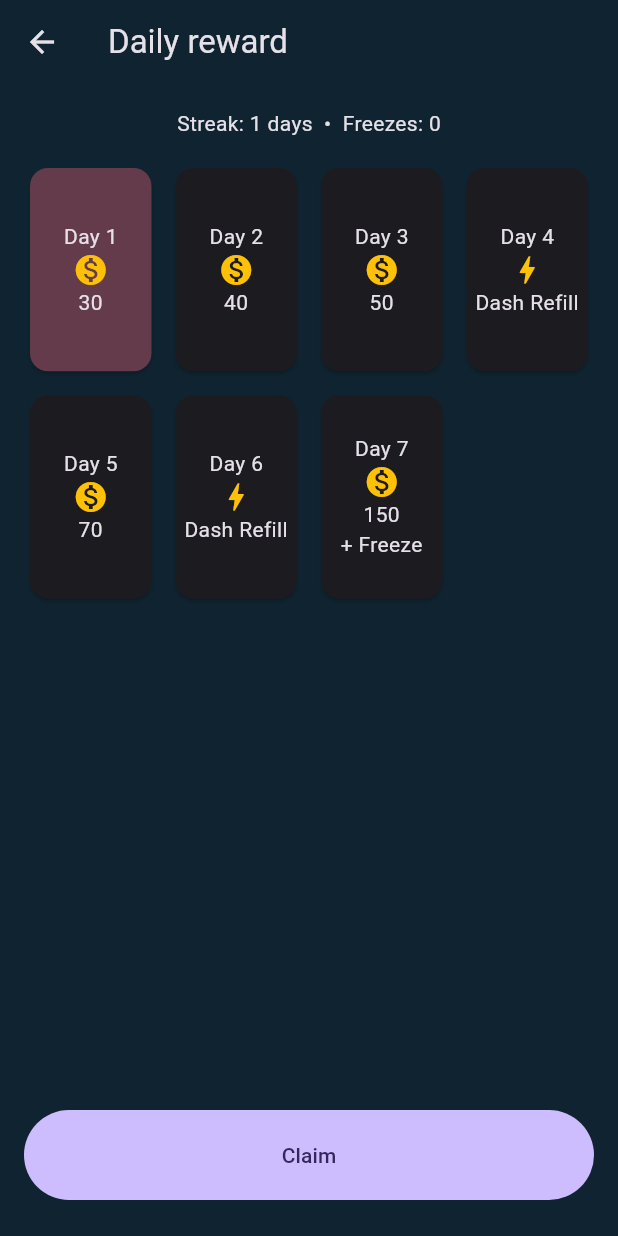
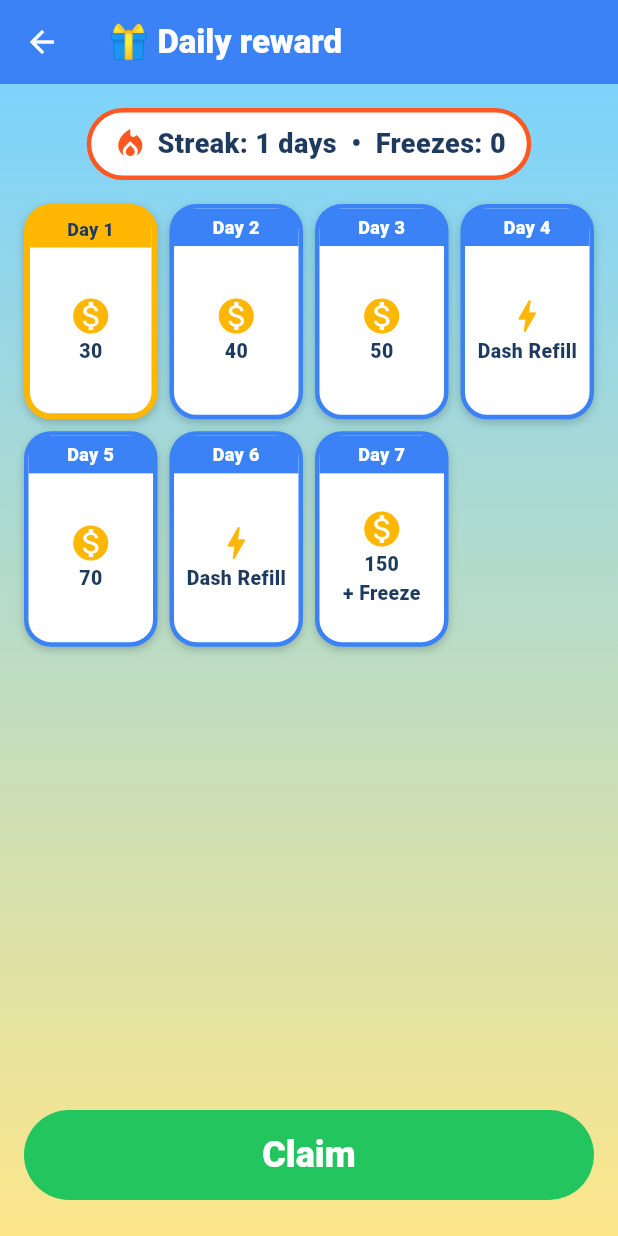
Before and after one commit to ya-spark/game-wingy, a Flutter app: the screen it shows after launch, after a tap on "Daily reward", on a phone screen of 412 x 824 dp. Run offline on Flutter 3.47's test engine with Material 3 defaults, Android fonts, the phone set to English and light mode, and no system bars; our stand-ins replace flutter_local_notifications, flutter_timezone, google_mobile_ads, in_app_purchase, shared_preferences, timezone and 1 more; missing offline and left inert: flame, games_services; statements that could not run were skipped.

Commit message:
Colorful daily reward, settings and shop screens (same kid-friendly style as challenges)
Co-Authored-By: Claude Sonnet 5.5 <noreply@anthropic.com>

```diff
--- a/lib/ui/daily_reward_screen.dart
+++ b/lib/ui/daily_reward_screen.dart
@@ -3,6 +3,7 @@ import 'package:flutter/material.dart';
 import '../core/retention/daily_reward.dart';
 import '../core/services.dart';
 import 'test_ids.dart';
+import 'widgets.dart';
 
 class DailyRewardScreen extends StatelessWidget {
   const DailyRewardScreen({super.key});
@@ -12,8 +13,16 @@ class DailyRewardScreen extends StatelessWidget {
     final s = ServicesScope.of(context);
     final profile = s.profile;
     return Scaffold(
-      appBar: AppBar(title: const Text('Daily reward')),
-      body: ListenableBuilder(
+      appBar: AppBar(
+        title: const Text(
+          '\u{1F381} Daily reward',
+          style: TextStyle(fontWeight: FontWeight.w900),
+        ),
+        backgroundColor: KidColors.ocean,
+        foregroundColor: Colors.white,
+      ),
+      body: KidPage(
+        child: ListenableBuilder(
           listenable: profile,
           builder: (context, _) {
             final today = profile.dailyRewardDayToClaim;
@@ -22,15 +31,17 @@ class DailyRewardScreen extends StatelessWidget {
             final claimedThrough = available
                 ? today
                 : (today == 0 ? DailyRewardEngine.cycleLength : today);
-          return SafeArea(
-            child: Padding(
+            return Padding(
               padding: const EdgeInsets.fromLTRB(16, 16, 16, 24),
               child: Column(
                 children: [
                   if (s.config.retention.streaks)
-                    Text(
+                    StatChip(
+                      key: TestIds.dailyStreak,
+                      icon: Icons.local_fire_department,
+                      color: Colors.deepOrange,
+                      label:
                           'Streak: ${profile.displayStreak} days  •  Freezes: ${profile.data.streak.freezes}',
-                      key: TestIds.dailyStreak,
                     ),
                   const SizedBox(height: 16),
                   Expanded(
@@ -42,33 +53,15 @@ class DailyRewardScreen extends StatelessWidget {
                       crossAxisSpacing: 8,
                       children: [
                         for (var i = 0; i < DailyRewardEngine.cycleLength; i++)
-                          Card(
+                          _DayCard(
                             key: TestIds.dailyDay(i),
-                            color: i < claimedThrough
-                                ? Theme.of(context).colorScheme.primaryContainer
-                                : (i == today && available
-                                      ? Theme.of(context)
-                                            .colorScheme
-                                            .tertiaryContainer
-                                      : null),
-                            child: Column(
-                              mainAxisAlignment: MainAxisAlignment.center,
-                              children: [
-                                Text('Day ${i + 1}'),
-                                Icon(
-                                  DailyRewardEngine.dashRefillsByDay[i] > 0
+                            day: i + 1,
+                            icon: DailyRewardEngine.dashRefillsByDay[i] > 0
                                 ? Icons.bolt
                                 : Icons.monetization_on,
-                                  color: Colors.amber,
-                                ),
-                                Text(
-                                  _rewardLabel(i),
-                                  textAlign: TextAlign.center,
-                                ),
-                                if (i < claimedThrough)
-                                  const Icon(Icons.check, size: 16),
-                              ],
-                            ),
+                            label: _rewardLabel(i),
+                            done: i < claimedThrough,
+                            today: i == today && available,
                           ),
                       ],
                     ),
@@ -79,6 +72,15 @@ class DailyRewardScreen extends StatelessWidget {
                     height: 60,
                     child: FilledButton(
                       key: TestIds.dailyClaim,
+                      style: FilledButton.styleFrom(
+                        backgroundColor: KidColors.mint,
+                        foregroundColor: Colors.white,
+                        textStyle: const TextStyle(
+                          fontSize: 24,
+                          fontWeight: FontWeight.w900,
+                        ),
+                        shape: const StadiumBorder(),
+                      ),
                       onPressed: available
                           ? () async {
                               final coins = await profile.claimDailyReward();
@@ -94,9 +96,9 @@ class DailyRewardScreen extends StatelessWidget {
                   ),
                 ],
               ),
-            ),
             );
           },
+        ),
       ),
     );
   }
@@ -111,3 +113,85 @@ String _rewardLabel(int day) {
   ];
   return parts.join('\n');
 }
+
+class _DayCard extends StatelessWidget {
+  const _DayCard({
+    super.key,
+    required this.day,
+    required this.icon,
+    required this.label,
+    required this.done,
+    required this.today,
+  });
+  final int day;
+  final IconData icon;
+  final String label;
+  final bool done;
+  final bool today;
+
+  @override
+  Widget build(BuildContext context) {
+    final top = done
+        ? KidColors.mint
+        : (today ? KidColors.sun : KidColors.ocean);
+    return Container(
+      decoration: BoxDecoration(
+        color: done ? const Color(0xFFD9F9E6) : Colors.white,
+        borderRadius: BorderRadius.circular(18),
+        border: Border.all(color: top, width: today ? 4 : 3),
+        boxShadow: const [
+          BoxShadow(
+            color: Color(0x33000000),
+            blurRadius: 4,
+            offset: Offset(0, 2),
+          ),
+        ],
+      ),
+      clipBehavior: Clip.antiAlias,
+      child: Column(
+        children: [
+          Container(
+            width: double.infinity,
+            color: top,
+            padding: const EdgeInsets.symmetric(vertical: 4),
+            child: Text(
+              'Day $day',
+              textAlign: TextAlign.center,
+              style: TextStyle(
+                fontSize: 12,
+                fontWeight: FontWeight.w900,
+                color: today ? KidColors.ink : Colors.white,
+              ),
+            ),
+          ),
+          Expanded(
+            child: FittedBox(
+              fit: BoxFit.scaleDown,
+              child: Column(
+                mainAxisAlignment: MainAxisAlignment.center,
+                children: [
+                  Icon(icon, color: KidColors.sun, size: 28),
+                  Text(
+                    label,
+                    textAlign: TextAlign.center,
+                    style: const TextStyle(
+                      fontSize: 13,
+                      fontWeight: FontWeight.w800,
+                      color: KidColors.ink,
+                    ),
+                  ),
+                  if (done)
+                    const Icon(
+                      Icons.check_circle,
+                      size: 18,
+                      color: KidColors.mint,
+                    ),
+                ],
+              ),
+            ),
+          ),
+        ],
+      ),
+    );
+  }
+}
--- a/lib/ui/widgets.dart
+++ b/lib/ui/widgets.dart
@@ -90,12 +90,17 @@ class StatChip extends StatelessWidget {
       children: [
         Icon(icon, size: 24, color: color ?? KidColors.ocean),
         const SizedBox(width: 6),
-        Text(
-          label,
-          style: const TextStyle(
-            fontSize: 18,
-            fontWeight: FontWeight.w800,
-            color: KidColors.ink,
+        Flexible(
+          child: FittedBox(
+            fit: BoxFit.scaleDown,
+            child: Text(
+              label,
+              style: const TextStyle(
+                fontSize: 18,
+                fontWeight: FontWeight.w800,
+                color: KidColors.ink,
+              ),
+            ),
           ),
         ),
       ],
@@ -249,3 +254,37 @@ class _BadgeDot extends StatelessWidget {
     ],
   );
 }
+
+/// White rounded card that groups a row on the colorful menu screens.
+class KidPanel extends StatelessWidget {
+  const KidPanel({super.key, required this.child});
+  final Widget child;
+
+  @override
+  Widget build(BuildContext context) => Container(
+    margin: const EdgeInsets.symmetric(vertical: 6),
+    decoration: BoxDecoration(
+      color: const Color(0xF2FFFFFF),
+      borderRadius: BorderRadius.circular(22),
+      boxShadow: const [
+        BoxShadow(
+          color: Color(0x22000000),
+          blurRadius: 6,
+          offset: Offset(0, 3),
+        ),
+      ],
+    ),
+    clipBehavior: Clip.antiAlias,
+    child: Material(type: MaterialType.transparency, child: child),
+  );
+}
+
+/// Colorful full-page background with safe-area padding for the menu screens.
+class KidPage extends StatelessWidget {
+  const KidPage({super.key, required this.child});
+  final Widget child;
+
+  @override
+  Widget build(BuildContext context) =>
+      KidBackground(child: SafeArea(child: child));
+}
```
Also changed, not shown: lib/ui/settings_screen.dart (+37 -10 lines), lib/ui/shop_screen.dart (+23 -6 lines), 1 other file. Lines whose indentation alone changed are shown as unchanged.
